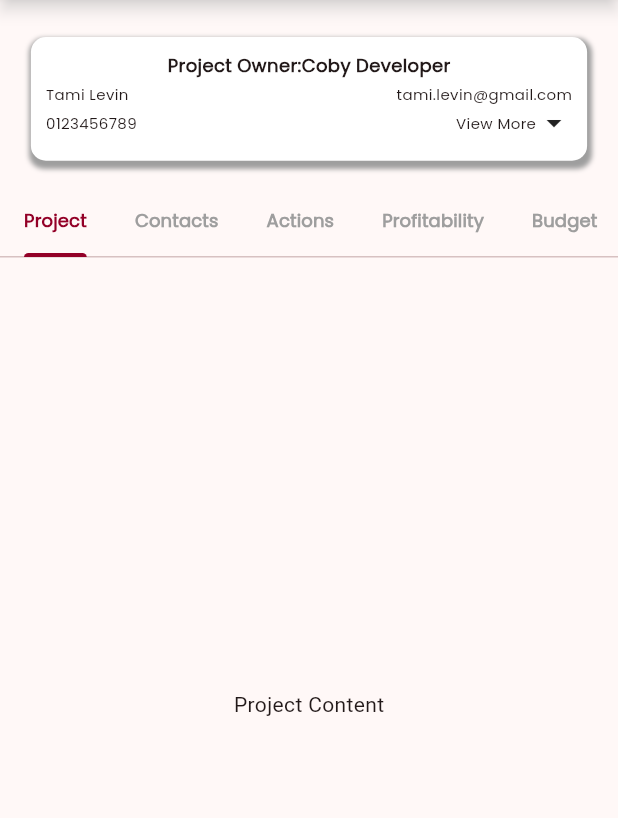
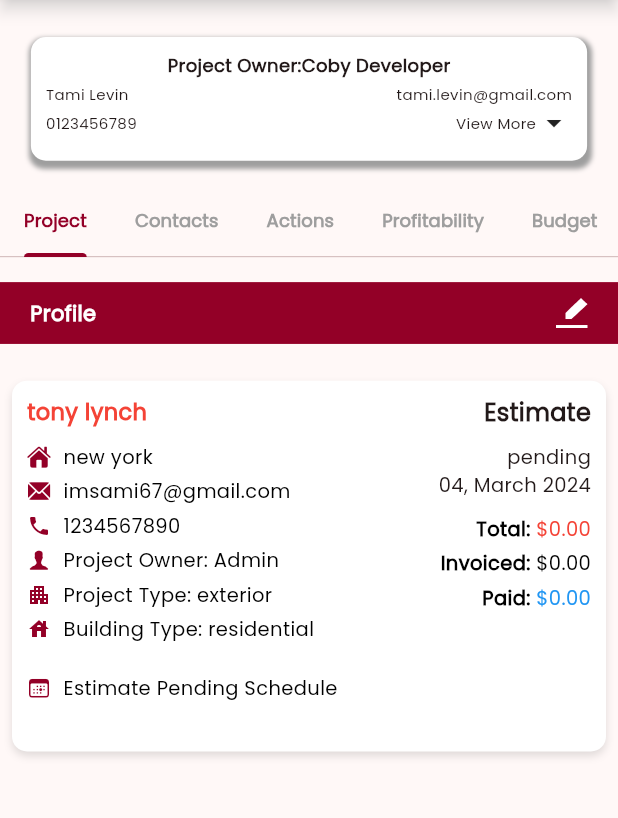
Before and after one commit to ahmadeja-z/River-City-Painting, a Flutter app: the EstimatesInfoTabScreen screen opened directly, on a phone screen of 412 x 824 dp, the part 84-902 px from its top. Run offline on Flutter 3.47's test engine with Material 3 defaults, Android fonts, the light colour scheme and no system bars; our stand-ins replace file_picker, get, image_picker, percent_indicator; missing offline and left inert: flutter_pdfview; project files that could hold a hidden picture were left out.

```diff
--- a/lib/app/resources/app_colors/app_colors.dart
+++ b/lib/app/resources/app_colors/app_colors.dart
@@ -6,6 +6,11 @@ class AppColors {
   static const Color primaryRed = Color(0xFF930027);
 
   static const Color textFieldFillColor = Color(0xFFD9D9D9);
+  static const Color white = Colors.white;
+  static const Color greyishBlack = Colors.black54;
+  static const Color black = Colors.black;
+  static const Color red = Colors.red;
+  static const Color blue = Colors.blue;
   static const Color green = Color(0xFF59A95E);
 
 }
--- a/lib/app/resources/components/nav_bar_screens_widgets/custom_info_field.dart
+++ b/lib/app/resources/components/nav_bar_screens_widgets/custom_info_field.dart
@@ -23,8 +23,9 @@ class CustomInfoTextField extends StatelessWidget {
   @override
   Widget build(BuildContext context) {
     return SizedBox(
-      height: Get.height*0.07,
-      width: Get.width*0.8,
+      height: Get.height * 0.06,  // Example for height proportional to screen height
+      width: Get.width * 0.95,    // Example for width proportional to screen width
+
       child: Card(
         elevation: 3,
         child: TextField(
--- a/lib/app/resources/components/nav_bar_screens_widgets/date_picker_field.dart
+++ b/lib/app/resources/components/nav_bar_screens_widgets/date_picker_field.dart
@@ -34,7 +34,7 @@ class DatePickerField extends StatelessWidget {
       onTap: () => _selectDate(context),
       child: AbsorbPointer(
         child: SizedBox(
-          width: Get.width*0.33,
+          width: Get.width*0.3,
           height: Get.height*0.04,
           child: TextField(
             style: TextStyle(fontFamily: AppFonts.interRegular,fontSize: 10),
--- a/lib/app/resources/components/nav_bar_screens_widgets/info_container.dart
+++ b/lib/app/resources/components/nav_bar_screens_widgets/info_container.dart
@@ -18,7 +18,7 @@ class InfoContainer extends StatelessWidget {
 
     return Container(
       height: Get.height*0.08,
-      width: Get.width*0.46,
+      width: Get.width*0.42,
       padding: const EdgeInsets.symmetric(horizontal: 10),
       decoration: BoxDecoration(
         color: Colors.white, // Adjust background color if needed
@@ -58,8 +58,8 @@ class InfoContainer extends StatelessWidget {
             ],
           ),
           Container(
-            height: 40,
-            width: 40,
+            height: Get.height*0.053,
+            width: Get.width*0.1,
             decoration: const BoxDecoration(
               shape: BoxShape.circle,
               color: AppColors.primaryRed,
--- a/lib/app/screens/nav_bar_screens/dashboard/dashboard_view.dart
+++ b/lib/app/screens/nav_bar_screens/dashboard/dashboard_view.dart
@@ -16,6 +16,8 @@ class DashboardView extends StatelessWidget {
     final dashboardController = Get.put(DashboardController());
     return Scaffold(
       body: SingleChildScrollView(
+        child: Padding(
+          padding: const EdgeInsets.all(8.0),
           child: Column(
             children: [
               SizedBox(
@@ -91,6 +93,7 @@ class DashboardView extends StatelessWidget {
             ],
           ),
         ),
+      ),
     );
   }
 }
--- a/lib/app/screens/nav_bar_screens/estimates/estimates_info_tabs_screen.dart
+++ b/lib/app/screens/nav_bar_screens/estimates/estimates_info_tabs_screen.dart
@@ -9,6 +9,7 @@ import 'package:painting/app/screens/nav_bar_screens/estimates/estimates_info_vi
 import 'package:painting/app/screens/nav_bar_screens/estimates/estimates_info_views/notes_info_estimates_view.dart';
 import 'package:painting/app/screens/nav_bar_screens/estimates/estimates_info_views/payment_info_estimates_view.dart';
 import 'package:painting/app/screens/nav_bar_screens/estimates/estimates_info_views/photos_info_estimates_view.dart';
+import 'package:painting/app/screens/nav_bar_screens/estimates/estimates_info_views/profile_info_estimates_view.dart';
 import 'package:painting/app/screens/nav_bar_screens/estimates/estimates_info_views/profitability_info_estimates_view.dart';
 import 'package:painting/app/screens/nav_bar_screens/estimates/estimates_info_views/proposal_info_estimates_view.dart';
 import 'package:painting/app/screens/nav_bar_screens/estimates/estimates_info_views/todos_info_estimates_view.dart';
@@ -19,7 +20,7 @@ import 'add_estimates.dart';
 import 'estimates_info_views/action_info_estimates_view.dart';
 import 'estimates_info_views/budget_info_estimates_view.dart';
 import 'estimates_info_views/contacts_info_estimates_view.dart';
-import 'estimates_info_views/files_info_estimates.dart';
+import 'estimates_info_views/files_info_estimates_view.dart';
 import 'estimates_info_views/items/items_tabs_info_estimates.dart';
 
 class EstimatesInfoTabScreen extends StatelessWidget {
@@ -104,21 +105,21 @@ class EstimatesInfoTabScreen extends StatelessWidget {
             Expanded(
               child: TabBarView(
                 children: [
-                  const Center(child: Text('Project Content')),
+                  const ProfileInfoEstimatesView(),
                   const ContactsInfoEstimatesView(),
                   const ActionsInfoEstimatesView(),
                   const ProfitabilityInfoEstimatesView(),
                   const BudgetInfoEstimatesView(),
                   ItemsTabsInfoEstimates(),
                   FilesTabsInfoEstimates(),
-                  PhotosInfoEstimatesView(),
-                  ProposalsInfoEstimatesView(),
-                  NotesInfoEstimatesView(),
-                  EmailsInfoEstimatesView(),
-                  ToDosInfoEstimatesView(),
-                  InvoicesInfoEstimatesView(),
-                  PaymentInfoEstimatesView(),
-                   ExpensesInfoEstimatesView()
+                  const PhotosInfoEstimatesView(),
+                  const ProposalsInfoEstimatesView(),
+                  const NotesInfoEstimatesView(),
+                  const EmailsInfoEstimatesView(),
+                  const ToDosInfoEstimatesView(),
+                  const InvoicesInfoEstimatesView(),
+                  const PaymentInfoEstimatesView(),
+                   const ExpensesInfoEstimatesView()
                 ],
               ),
             ),
--- a/lib/app/screens/nav_bar_screens/estimates/estimates_info_views/invoices_info_estimates_view.dart
+++ b/lib/app/screens/nav_bar_screens/estimates/estimates_info_views/invoices_info_estimates_view.dart
@@ -1,17 +1,21 @@
 import 'package:flutter/material.dart';
 import 'package:get/get.dart';
 import 'package:painting/app/resources/components/nav_bar_screens_widgets/estimates_header_container.dart';
+
+import '../../../../screens_model/controllers/nav_screens_controller/estimates_controllers/invoices_controller_info_estimates.dart';
 
 class InvoicesInfoEstimatesView extends StatelessWidget {
   const InvoicesInfoEstimatesView({super.key});
 
   @override
   Widget build(BuildContext context) {
+    final invoiceController=Get.put(InvoiceControllerEstimates());
     return Scaffold(
       body: Column(
         children: [
           SizedBox(height: Get.height * 0.02),
-          CustomHeaderContainer(title: 'Invoices'),
+          CustomHeaderContainer(title: 'Invoices',onTap: (){invoiceController.showInvoiceDialog();
+            print('pressed');},),
           // Add your content for the Invoices screen here
         ],
       ),
--- /dev/null
+++ b/lib/app/screens/nav_bar_screens/estimates/estimates_info_views/profile_info_estimates_view.dart
@@ -0,0 +1,146 @@
+import 'package:flutter/cupertino.dart';
+import 'package:flutter/material.dart';
+import 'package:get/get.dart';
+import 'package:painting/app/resources/app_colors/app_colors.dart';
+import 'package:painting/app/resources/components/nav_bar_screens_widgets/estimates_header_container.dart';
+
+import '../../../../resources/assets/app_fonts.dart';
+
+class ProfileInfoEstimatesView extends StatelessWidget {
+  const ProfileInfoEstimatesView({super.key});
+
+  @override
+  Widget build(BuildContext context) {
+    return Scaffold(
+      body: SingleChildScrollView(
+        child: Column(
+          children: [
+            SizedBox(height: Get.height*0.02,),
+            CustomHeaderContainer(title:'Profile',editAble: true,),
+            SizedBox(height: Get.height*0.02,),
+
+            Padding(
+              padding: const EdgeInsets.all(8.0),
+              child: Container(
+                height: Get.height * 0.3,
+                width: Get.width,
+                padding: const EdgeInsets.all(10),
+                decoration: BoxDecoration(
+                  color: AppColors.white,
+                  borderRadius: BorderRadius.circular(10),
+                  boxShadow: const [
+                    BoxShadow(
+                      color: Colors.black12,
+                      blurRadius: 4,
+                      offset: Offset(0, 3),
+                    ),
+                  ],
+                ),
+                child: Row(
+                  mainAxisAlignment: MainAxisAlignment.spaceBetween,
+                  crossAxisAlignment: CrossAxisAlignment.start,
+                  children: [
+                    // Left Section (Customer Info)
+                    Column(
+                      crossAxisAlignment: CrossAxisAlignment.start,
+                      children: [
+                        const Text(
+                          'tony lynch',
+                          style: TextStyle(
+                            color: AppColors.red,
+                            fontWeight: FontWeight.bold,
+                            fontFamily: AppFonts.poppinsRegular,
+                            fontSize: 15,
+                          ),
+                        ),
+                        SizedBox(height: Get.height * 0.01),
+                        _infoRow(CupertinoIcons.house_fill, 'new york'),
+                        _infoRow(CupertinoIcons.mail_solid, 'imsami67@gmail.com'),
+                        _infoRow(Icons.phone, '1234567890'),
+                        _infoRow(CupertinoIcons.person_alt, 'Project Owner: Admin'),
+                        _infoRow(Icons.apartment, 'Project Type: exterior'),
+                        _infoRow(Icons.house, 'Building Type: residential'),
+                        const Divider(),
+                        _infoRow(CupertinoIcons.calendar_today,
+                            'Estimate Pending Schedule'),
+                      ],
+                    ),
+                    // Right Section (Estimate Info)
+                    Column(
+                      crossAxisAlignment: CrossAxisAlignment.end,
+                      children: [
+                        const Text(
+                          'Estimate',
+                          style: TextStyle(
+                              fontWeight: FontWeight.bold,
+                              fontSize: 16,
+                              fontFamily: AppFonts.poppinsRegular),
+                        ),
+                        SizedBox(height: Get.height*0.01),
+                        const Text(
+                          'pending',
+                          style: TextStyle(fontFamily: AppFonts.poppinsRegular,fontSize: 13),
+                        ),
+                        const Text(
+                          '04, March 2024',
+                          style: TextStyle(fontFamily: AppFonts.poppinsRegular,fontSize: 13),
+                        ),
+                        SizedBox(height: Get.height * 0.01),
+                        _priceText('Total', '\$0.00', AppColors.red),
+                        _priceText('Invoiced', '\$0.00', AppColors.black),
+                        _priceText('Paid', '\$0.00', AppColors.blue),
+                      ],
+                    ),
+                  ],
+                ),
+              ),
+            ),
+          ],
+        ),
+      ),
+    );
+  }
+
+  Widget _infoRow(IconData icon, String text) {
+    return Padding(
+      padding: const EdgeInsets.symmetric(vertical: 2.0),
+      child: Row(
+        children: [
+          Icon(
+            icon,
+            color: AppColors.primaryRed,
+            size: 16,
+          ),
+          SizedBox(width: Get.width * 0.02),
+          Text(
+            text,
+            style: const TextStyle(
+                fontFamily: AppFonts.poppinsRegular, color: AppColors.black,fontSize: 13),
+          ),
+        ],
+      ),
+    );
+  }
+
+  Widget _priceText(String label, String amount, Color color) {
+    return Padding(
+      padding: const EdgeInsets.symmetric(vertical: 2.0),
+      child: Row(
+        mainAxisAlignment: MainAxisAlignment.end,
+        children: [
+          Text(
+            '$label: ',
+            style: const TextStyle(
+                fontWeight: FontWeight.bold,
+                fontFamily: AppFonts.poppinsRegular,
+                color: AppColors.black,fontSize: 13),
+          ),
+          Text(
+            amount,
+            style: TextStyle(color: color, fontFamily: AppFonts.poppinsRegular,fontSize: 13),
+          ),
+        ],
+      ),
+    );
+  }
+}
--- a/lib/app/screens_model/controllers/nav_screens_controller/estimates_controllers/todos_controller_info_estimates.dart
+++ b/lib/app/screens_model/controllers/nav_screens_controller/estimates_controllers/todos_controller_info_estimates.dart
@@ -121,7 +121,9 @@ class ToDosControllerEstimates extends GetxController {
             title: 'Save',
             onTap: () {
               saveToDo();
+              print('urrr$userController');
               print(todos);
+
             },
             color: AppColors.primaryRed,
             textColor: Colors.white,
@@ -131,7 +133,6 @@ class ToDosControllerEstimates extends GetxController {
     );
   }
 
-  // Method to remove a todo item at a specific index
   void removeTodoAt(int index) {
     todos.removeAt(index);
   }
@@ -145,12 +146,11 @@ class ToDosControllerEstimates extends GetxController {
         noteController.value.text.isNotEmpty) {
       todos.add({
         'title': titleController.value.text,
-        'user': userController.value.text,
+        'assignedTo': userController.value.text,
         'startDate': startDate.value.text,
         'endDate': endDate.value.text,
         'note': noteController.value.text,
       });
-      // Clear the controllers after saving
       titleController.value.clear();
       userController.value.clear();
       startDate.value.clear();
--- a/pubspec.yaml
+++ b/pubspec.yaml
@@ -43,7 +43,7 @@ dependencies:
   image_picker: ^1.1.2
   file_picker: ^5.0.0
   flutter_pdfview: ^1.3.2
-
+  device_preview: ^1.2.0
 
 dev_dependencies:
   flutter_test:
```
Also changed, not shown: lib/app/resources/components/nav_bar_screens_widgets/custom_invoice_field.dart (added, +28 -0 lines), lib/app/resources/components/nav_bar_screens_widgets/custom_radio_button.dart (added, +27 -0 lines), lib/app/resources/components/nav_bar_screens_widgets/delection_dialog.dart (added, +34 -0 lines), lib/app/resources/components/nav_bar_screens_widgets/todo_widget _estimates.dart (+30 -15 lines), lib/app/screens/nav_bar_screens/estimates/estimates_info_views/todos_info_estimates_view.dart (+8 -2 lines), lib/app/screens_model/controllers/nav_screens_controller/estimates_controllers/invoices_controller_info_estimates.dart (added, +214 -0 lines), lib/app/screens_model/controllers/nav_screens_controller/estimates_controllers/payment_controller_info_estimates.dart (added, +38 -0 lines), lib/app/utils/utils.dart (+13 -0 lines), lib/main.dart (+6 -2 lines), lib/app/screens/nav_bar_screens/estimates/estimates_info_views/files_info_estimates_view.dart (renamed from lib/app/screens/nav_bar_screens/estimates/estimates_info_views/files_info_estimates.dart), pubspec.lock, 1 other file. Lines whose indentation alone changed are shown as unchanged.
